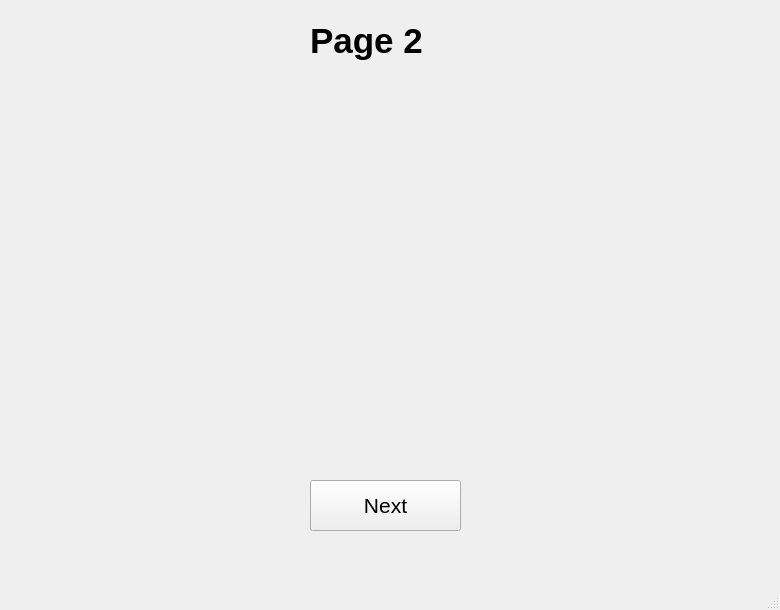
Old version of the form UI/Main.ui in the repository GreyHatStyle/Practical-File-Automator-GEHU.
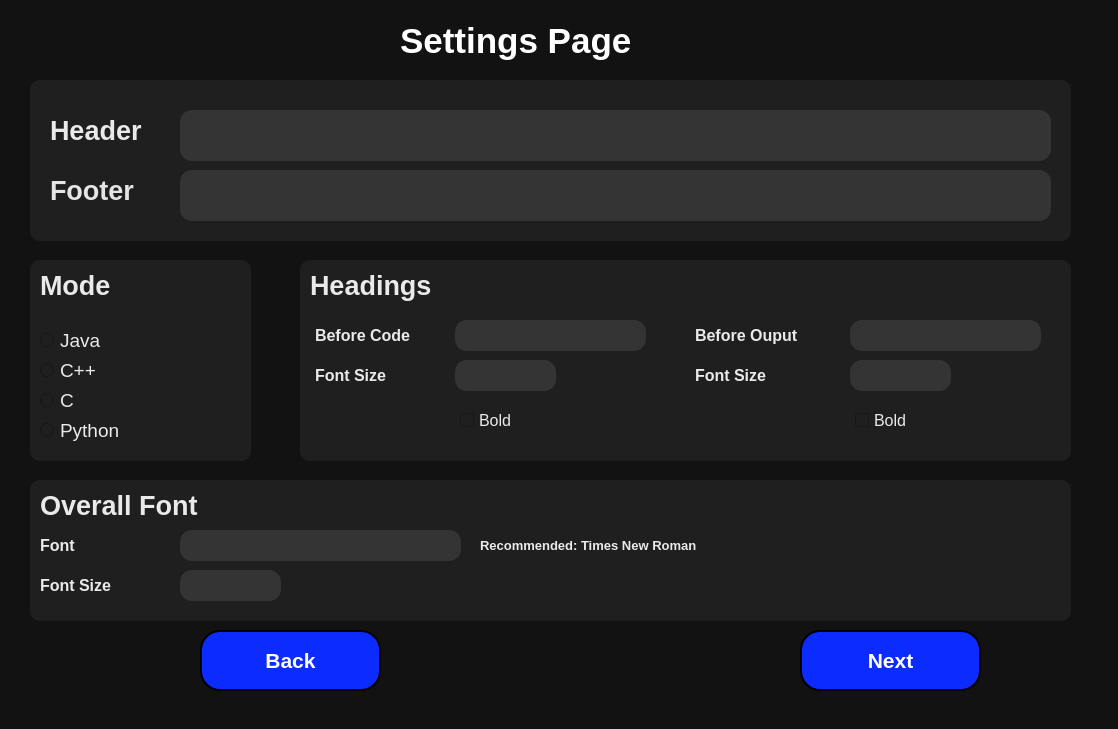
New version of the form. The open tabs and pages were chosen to show the change.

Commit message: #3 Page 2: Designed

```diff
--- a/UI/Main.ui
+++ b/UI/Main.ui
@@ -6,23 +6,45 @@
    <rect>
     <x>0</x>
     <y>0</y>
-    <width>780</width>
-    <height>610</height>
+    <width>1118</width>
+    <height>729</height>
    </rect>
   </property>
+  <property name="minimumSize">
+   <size>
+    <width>1118</width>
+    <height>729</height>
+   </size>
+  </property>
+  <property name="maximumSize">
+   <size>
+    <width>1118</width>
+    <height>729</height>
+   </size>
+  </property>
   <property name="windowTitle">
    <string>MainWindow</string>
   </property>
+  <property name="styleSheet">
+   <string notr="true">background-color: rgb(18, 18, 18);</string>
+  </property>
   <widget class="QWidget" name="centralwidget">
    <widget class="QStackedWidget" name="stackedWidget">
     <property name="geometry">
      <rect>
       <x>0</x>
       <y>0</y>
-      <width>781</width>
-      <height>581</height>
+      <width>1111</width>
+      <height>751</height>
      </rect>
     </property>
+    <property name="whatsThis">
+     <string notr="true"/>
+    </property>
+    <property name="styleSheet">
+     <string notr="true">background-color: rgb(18, 18, 18);
+</string>
+    </property>
     <property name="currentIndex">
      <number>0</number>
     </property>
@@ -73,9 +95,9 @@
      <widget class="QLabel" name="label_2">
       <property name="geometry">
        <rect>
-        <x>310</x>
+        <x>400</x>
         <y>10</y>
-        <width>151</width>
+        <width>321</width>
         <height>61</height>
        </rect>
       </property>
@@ -86,53 +108,819 @@
         <bold>true</bold>
        </font>
       </property>
+      <property name="styleSheet">
+       <string notr="true">color: rgb(255, 255, 255);</string>
+      </property>
       <property name="text">
-       <string>Page 2</string>
+       <string>Settings Page</string>
       </property>
      </widget>
      <widget class="QPushButton" name="pg2_next">
       <property name="geometry">
        <rect>
-        <x>310</x>
-        <y>480</y>
-        <width>151</width>
-        <height>51</height>
+        <x>800</x>
+        <y>630</y>
+        <width>181</width>
+        <height>61</height>
        </rect>
       </property>
       <property name="font">
        <font>
         <family>Tahoma</family>
         <pointsize>16</pointsize>
-        <weight>50</weight>
-        <bold>false</bold>
+        <weight>75</weight>
+        <bold>true</bold>
        </font>
       </property>
+      <property name="cursor">
+       <cursorShape>PointingHandCursor</cursorShape>
+      </property>
+      <property name="styleSheet">
+       <string notr="true"> QPushButton {
+	background-color: rgb(12, 44, 255);
+	border: 2px solid black;
+	border-radius: 20px;
+	color: rgb(255, 255, 255);
+}
+QPushButton:hover {
+ 	 
+	background-color: rgb(0, 2, 147);
+}
+
+QPushButton:pressed{
+	
+	background-color: rgb(75, 192, 255);
+}</string>
+      </property>
       <property name="text">
        <string>Next</string>
       </property>
      </widget>
-    </widget>
-    <widget class="QWidget" name="page_3">
-     <widget class="QLabel" name="label">
+     <widget class="QPushButton" name="pg2_back">
+      <property name="geometry">
+       <rect>
+        <x>200</x>
+        <y>630</y>
+        <width>181</width>
+        <height>61</height>
+       </rect>
+      </property>
+      <property name="font">
+       <font>
+        <family>Tahoma</family>
+        <pointsize>16</pointsize>
+        <weight>75</weight>
+        <bold>true</bold>
+       </font>
+      </property>
+      <property name="cursor">
+       <cursorShape>PointingHandCursor</cursorShape>
+      </property>
+      <property name="styleSheet">
+       <string notr="true"> QPushButton {
+	background-color: rgb(12, 44, 255);
+	border: 2px solid black;
+	border-radius: 20px;
+	color: rgb(255, 255, 255);
+}
+QPushButton:hover {
+ 	 
+	background-color: rgb(0, 2, 147);
+}
+
+QPushButton:pressed{
+	
+	background-color: rgb(75, 192, 255);
+}</string>
+      </property>
+      <property name="text">
+       <string>Back</string>
+      </property>
+     </widget>
+     <widget class="QFrame" name="pg2_ModeFrame">
+      <property name="geometry">
+       <rect>
+        <x>30</x>
+        <y>260</y>
+        <width>221</width>
+        <height>201</height>
+       </rect>
+      </property>
+      <property name="styleSheet">
+       <string notr="true">
+
+QFrame{
+	background-color: rgb(31, 31, 31);
+	border-radius: 10px;
+}</string>
+      </property>
+      <property name="frameShape">
+       <enum>QFrame::StyledPanel</enum>
+      </property>
+      <property name="frameShadow">
+       <enum>QFrame::Raised</enum>
+      </property>
+      <widget class="QLabel" name="label_9">
+       <property name="geometry">
+        <rect>
+         <x>10</x>
+         <y>0</y>
+         <width>91</width>
+         <height>51</height>
+        </rect>
+       </property>
+       <property name="font">
+        <font>
+         <pointsize>20</pointsize>
+         <weight>75</weight>
+         <bold>true</bold>
+        </font>
+       </property>
+       <property name="styleSheet">
+        <string notr="true">color: rgb(234, 234, 234);</string>
+       </property>
+       <property name="text">
+        <string>Mode</string>
+       </property>
+      </widget>
+      <widget class="QRadioButton" name="pg2_javaRb">
+       <property name="geometry">
+        <rect>
+         <x>10</x>
+         <y>70</y>
+         <width>121</width>
+         <height>21</height>
+        </rect>
+       </property>
+       <property name="font">
+        <font>
+         <pointsize>14</pointsize>
+         <weight>50</weight>
+         <bold>false</bold>
+        </font>
+       </property>
+       <property name="styleSheet">
+        <string notr="true">QRadioButton{
+	color: rgb(234, 234, 234);
+	
+	background-color: rgb(31, 31, 31);
+}</string>
+       </property>
+       <property name="text">
+        <string>Java</string>
+       </property>
+      </widget>
+      <widget class="QRadioButton" name="pg2_cppRb">
+       <property name="geometry">
+        <rect>
+         <x>10</x>
+         <y>100</y>
+         <width>121</width>
+         <height>21</height>
+        </rect>
+       </property>
+       <property name="font">
+        <font>
+         <pointsize>14</pointsize>
+         <weight>50</weight>
+         <bold>false</bold>
+        </font>
+       </property>
+       <property name="styleSheet">
+        <string notr="true">QRadioButton{
+	color: rgb(234, 234, 234);
+	
+	background-color: rgb(31, 31, 31);
+}</string>
+       </property>
+       <property name="text">
+        <string>C++</string>
+       </property>
+      </widget>
+      <widget class="QRadioButton" name="pg2_cRb">
+       <property name="geometry">
+        <rect>
+         <x>10</x>
+         <y>130</y>
+         <width>121</width>
+         <height>21</height>
+        </rect>
+       </property>
+       <property name="font">
+        <font>
+         <pointsize>14</pointsize>
+         <weight>50</weight>
+         <bold>false</bold>
+        </font>
+       </property>
+       <property name="styleSheet">
+        <string notr="true">QRadioButton{
+	color: rgb(234, 234, 234);
+	
+	background-color: rgb(31, 31, 31);
+}</string>
+       </property>
+       <property name="text">
+        <string>C</string>
+       </property>
+      </widget>
+      <widget class="QRadioButton" name="pg2_cRb_2">
+       <property name="geometry">
+        <rect>
+         <x>10</x>
+         <y>160</y>
+         <width>121</width>
+         <height>21</height>
+        </rect>
+       </property>
+       <property name="font">
+        <font>
+         <pointsize>14</pointsize>
+         <weight>50</weight>
+         <bold>false</bold>
+        </font>
+       </property>
+       <property name="styleSheet">
+        <string notr="true">QRadioButton{
+	color: rgb(234, 234, 234);
+	
+	background-color: rgb(31, 31, 31);
+}</string>
+       </property>
+       <property name="text">
+        <string>Python</string>
+       </property>
+      </widget>
+     </widget>
+     <widget class="QFrame" name="pg2_HeadingsFrame">
       <property name="geometry">
        <rect>
         <x>300</x>
-        <y>10</y>
-        <width>151</width>
-        <height>61</height>
+        <y>260</y>
+        <width>771</width>
+        <height>201</height>
        </rect>
       </property>
-      <property name="font">
-       <font>
-        <pointsize>26</pointsize>
-        <weight>75</weight>
-        <bold>true</bold>
-       </font>
+      <property name="styleSheet">
+       <string notr="true">
+
+QFrame{
+	background-color: rgb(31, 31, 31);
+	border-radius: 10px;
+}</string>
       </property>
-      <property name="text">
-       <string>Page 3</string>
+      <property name="frameShape">
+       <enum>QFrame::StyledPanel</enum>
       </property>
+      <property name="frameShadow">
+       <enum>QFrame::Raised</enum>
+      </property>
+      <widget class="QLabel" name="label_12">
+       <property name="geometry">
+        <rect>
+         <x>10</x>
+         <y>0</y>
+         <width>161</width>
+         <height>51</height>
+        </rect>
+       </property>
+       <property name="font">
+        <font>
+         <pointsize>20</pointsize>
+         <weight>75</weight>
+         <bold>true</bold>
+        </font>
+       </property>
+       <property name="styleSheet">
+        <string notr="true">color: rgb(234, 234, 234);</string>
+       </property>
+       <property name="text">
+        <string>Headings</string>
+       </property>
+      </widget>
+      <widget class="QLabel" name="label_13">
+       <property name="geometry">
+        <rect>
+         <x>15</x>
+         <y>50</y>
+         <width>141</width>
+         <height>51</height>
+        </rect>
+       </property>
+       <property name="font">
+        <font>
+         <pointsize>12</pointsize>
+         <weight>75</weight>
+         <bold>true</bold>
+        </font>
+       </property>
+       <property name="styleSheet">
+        <string notr="true">color: rgb(234, 234, 234);</string>
+       </property>
+       <property name="text">
+        <string>Before Code</string>
+       </property>
+      </widget>
+      <widget class="QLineEdit" name="pg2_befcodeBox">
+       <property name="geometry">
+        <rect>
+         <x>155</x>
+         <y>60</y>
+         <width>191</width>
+         <height>31</height>
+        </rect>
+       </property>
+       <property name="font">
+        <font>
+         <pointsize>12</pointsize>
+        </font>
+       </property>
+       <property name="styleSheet">
+        <string notr="true">QLineEdit{
+
+	color: rgb(234, 234, 234);
+	background-color: rgb(52, 52, 52);
+	border: 2pxs solid rgb(11, 11, 11);
+	border-radius: 12px;
+}</string>
+       </property>
+      </widget>
+      <widget class="QLabel" name="label_14">
+       <property name="geometry">
+        <rect>
+         <x>395</x>
+         <y>50</y>
+         <width>151</width>
+         <height>51</height>
+        </rect>
+       </property>
+       <property name="font">
+        <font>
+         <pointsize>12</pointsize>
+         <weight>75</weight>
+         <bold>true</bold>
+        </font>
+       </property>
+       <property name="styleSheet">
+        <string notr="true">color: rgb(234, 234, 234);</string>
+       </property>
+       <property name="text">
+        <string>Before Ouput</string>
+       </property>
+      </widget>
+      <widget class="QLineEdit" name="pg2_befoutBox">
+       <property name="geometry">
+        <rect>
+         <x>550</x>
+         <y>60</y>
+         <width>191</width>
+         <height>31</height>
+        </rect>
+       </property>
+       <property name="font">
+        <font>
+         <pointsize>12</pointsize>
+        </font>
+       </property>
+       <property name="styleSheet">
+        <string notr="true">QLineEdit{
+
+	color: rgb(234, 234, 234);
+	background-color: rgb(52, 52, 52);
+	border: 2pxs solid rgb(11, 11, 11);
+	border-radius: 12px;
+}</string>
+       </property>
+      </widget>
+      <widget class="QLabel" name="label_15">
+       <property name="geometry">
+        <rect>
+         <x>15</x>
+         <y>105</y>
+         <width>111</width>
+         <height>21</height>
+        </rect>
+       </property>
+       <property name="font">
+        <font>
+         <pointsize>12</pointsize>
+         <weight>75</weight>
+         <bold>true</bold>
+        </font>
+       </property>
+       <property name="styleSheet">
+        <string notr="true">color: rgb(234, 234, 234);</string>
+       </property>
+       <property name="text">
+        <string>Font Size</string>
+       </property>
+      </widget>
+      <widget class="QLineEdit" name="pg2_befCodeFont">
+       <property name="geometry">
+        <rect>
+         <x>155</x>
+         <y>100</y>
+         <width>101</width>
+         <height>31</height>
+        </rect>
+       </property>
+       <property name="font">
+        <font>
+         <pointsize>12</pointsize>
+        </font>
+       </property>
+       <property name="styleSheet">
+        <string notr="true">QLineEdit{
+
+	color: rgb(234, 234, 234);
+	background-color: rgb(52, 52, 52);
+	border: 2pxs solid rgb(11, 11, 11);
+	border-radius: 12px;
+}</string>
+       </property>
+      </widget>
+      <widget class="QCheckBox" name="pg2_BfBold">
+       <property name="geometry">
+        <rect>
+         <x>160</x>
+         <y>150</y>
+         <width>81</width>
+         <height>20</height>
+        </rect>
+       </property>
+       <property name="font">
+        <font>
+         <pointsize>12</pointsize>
+        </font>
+       </property>
+       <property name="styleSheet">
+        <string notr="true">QCheckBox{
+	color: rgb(234, 234, 234);
+	
+	background-color: rgb(31, 31, 31);
+}</string>
+       </property>
+       <property name="text">
+        <string>Bold</string>
+       </property>
+      </widget>
+      <widget class="QCheckBox" name="pg2_BoBold">
+       <property name="geometry">
+        <rect>
+         <x>555</x>
+         <y>150</y>
+         <width>81</width>
+         <height>20</height>
+        </rect>
+       </property>
+       <property name="font">
+        <font>
+         <pointsize>12</pointsize>
+        </font>
+       </property>
+       <property name="styleSheet">
+        <string notr="true">QCheckBox{
+	color: rgb(234, 234, 234);
+	
+	background-color: rgb(31, 31, 31);
+}</string>
+       </property>
+       <property name="text">
+        <string>Bold</string>
+       </property>
+      </widget>
+      <widget class="QLabel" name="label_16">
+       <property name="geometry">
+        <rect>
+         <x>395</x>
+         <y>105</y>
+         <width>111</width>
+         <height>21</height>
+        </rect>
+       </property>
+       <property name="font">
+        <font>
+         <pointsize>12</pointsize>
+         <weight>75</weight>
+         <bold>true</bold>
+        </font>
+       </property>
+       <property name="styleSheet">
+        <string notr="true">color: rgb(234, 234, 234);</string>
+       </property>
+       <property name="text">
+        <string>Font Size</string>
+       </property>
+      </widget>
+      <widget class="QLineEdit" name="pg2_befoutFont">
+       <property name="geometry">
+        <rect>
+         <x>550</x>
+         <y>100</y>
+         <width>101</width>
+         <height>31</height>
+        </rect>
+       </property>
+       <property name="font">
+        <font>
+         <pointsize>12</pointsize>
+        </font>
+       </property>
+       <property name="styleSheet">
+        <string notr="true">QLineEdit{
+
+	color: rgb(234, 234, 234);
+	background-color: rgb(52, 52, 52);
+	border: 2pxs solid rgb(11, 11, 11);
+	border-radius: 12px;
+}</string>
+       </property>
+      </widget>
      </widget>
+     <widget class="QFrame" name="pg2_OverallFrame">
+      <property name="geometry">
+       <rect>
+        <x>30</x>
+        <y>480</y>
+        <width>1041</width>
+        <height>141</height>
+       </rect>
+      </property>
+      <property name="styleSheet">
+       <string notr="true">
+
+QFrame{
+	background-color: rgb(31, 31, 31);
+	border-radius: 10px;
+}</string>
+      </property>
+      <property name="frameShape">
+       <enum>QFrame::StyledPanel</enum>
+      </property>
+      <property name="frameShadow">
+       <enum>QFrame::Raised</enum>
+      </property>
+      <widget class="QLabel" name="label_22">
+       <property name="geometry">
+        <rect>
+         <x>10</x>
+         <y>0</y>
+         <width>211</width>
+         <height>51</height>
+        </rect>
+       </property>
+       <property name="font">
+        <font>
+         <pointsize>20</pointsize>
+         <weight>75</weight>
+         <bold>true</bold>
+        </font>
+       </property>
+       <property name="styleSheet">
+        <string notr="true">color: rgb(234, 234, 234);</string>
+       </property>
+       <property name="text">
+        <string>Overall Font</string>
+       </property>
+      </widget>
+      <widget class="QLabel" name="label_23">
+       <property name="geometry">
+        <rect>
+         <x>10</x>
+         <y>40</y>
+         <width>141</width>
+         <height>51</height>
+        </rect>
+       </property>
+       <property name="font">
+        <font>
+         <pointsize>12</pointsize>
+         <weight>75</weight>
+         <bold>true</bold>
+        </font>
+       </property>
+       <property name="styleSheet">
+        <string notr="true">color: rgb(234, 234, 234);</string>
+       </property>
+       <property name="text">
+        <string>Font</string>
+       </property>
+      </widget>
+      <widget class="QLineEdit" name="pg2_befcodeBox_3">
+       <property name="geometry">
+        <rect>
+         <x>150</x>
+         <y>50</y>
+         <width>281</width>
+         <height>31</height>
+        </rect>
+       </property>
+       <property name="font">
+        <font>
+         <pointsize>12</pointsize>
+        </font>
+       </property>
+       <property name="styleSheet">
+        <string notr="true">QLineEdit{
+
+	color: rgb(234, 234, 234);
+	background-color: rgb(52, 52, 52);
+	border: 2pxs solid rgb(11, 11, 11);
+	border-radius: 12px;
+}</string>
+       </property>
+      </widget>
+      <widget class="QLabel" name="label_25">
+       <property name="geometry">
+        <rect>
+         <x>10</x>
+         <y>95</y>
+         <width>111</width>
+         <height>21</height>
+        </rect>
+       </property>
+       <property name="font">
+        <font>
+         <pointsize>12</pointsize>
+         <weight>75</weight>
+         <bold>true</bold>
+        </font>
+       </property>
+       <property name="styleSheet">
+        <string notr="true">color: rgb(234, 234, 234);</string>
+       </property>
+       <property name="text">
+        <string>Font Size</string>
+       </property>
+      </widget>
+      <widget class="QLineEdit" name="pg2_befCodeFont_3">
+       <property name="geometry">
+        <rect>
+         <x>150</x>
+         <y>90</y>
+         <width>101</width>
+         <height>31</height>
+        </rect>
+       </property>
+       <property name="font">
+        <font>
+         <pointsize>12</pointsize>
+        </font>
+       </property>
+       <property name="styleSheet">
+        <string notr="true">QLineEdit{
+
+	color: rgb(234, 234, 234);
+	background-color: rgb(52, 52, 52);
+	border: 2pxs solid rgb(11, 11, 11);
+	border-radius: 12px;
+}</string>
+       </property>
+      </widget>
+      <widget class="QLabel" name="label_24">
+       <property name="geometry">
+        <rect>
+         <x>450</x>
+         <y>40</y>
+         <width>311</width>
+         <height>51</height>
+        </rect>
+       </property>
+       <property name="font">
+        <font>
+         <pointsize>10</pointsize>
+         <weight>75</weight>
+         <bold>true</bold>
+        </font>
+       </property>
+       <property name="styleSheet">
+        <string notr="true">color: rgb(234, 234, 234);</string>
+       </property>
+       <property name="text">
+        <string>Recommended: Times New Roman</string>
+       </property>
+      </widget>
+     </widget>
+     <widget class="QFrame" name="pg2_OverallFrame_2">
+      <property name="geometry">
+       <rect>
+        <x>30</x>
+        <y>80</y>
+        <width>1041</width>
+        <height>161</height>
+       </rect>
+      </property>
+      <property name="styleSheet">
+       <string notr="true">
+
+QFrame{
+	background-color: rgb(31, 31, 31);
+	border-radius: 10px;
+}</string>
+      </property>
+      <property name="frameShape">
+       <enum>QFrame::StyledPanel</enum>
+      </property>
+      <property name="frameShadow">
+       <enum>QFrame::Raised</enum>
+      </property>
+      <widget class="QLabel" name="label_8">
+       <property name="geometry">
+        <rect>
+         <x>20</x>
+         <y>80</y>
+         <width>151</width>
+         <height>61</height>
+        </rect>
+       </property>
+       <property name="font">
+        <font>
+         <pointsize>20</pointsize>
+         <weight>75</weight>
+         <bold>true</bold>
+        </font>
+       </property>
+       <property name="styleSheet">
+        <string notr="true">color: rgb(229, 229, 229);</string>
+       </property>
+       <property name="text">
+        <string>Footer</string>
+       </property>
+      </widget>
+      <widget class="QLabel" name="label_4">
+       <property name="geometry">
+        <rect>
+         <x>20</x>
+         <y>20</y>
+         <width>151</width>
+         <height>61</height>
+        </rect>
+       </property>
+       <property name="font">
+        <font>
+         <pointsize>20</pointsize>
+         <weight>75</weight>
+         <bold>true</bold>
+        </font>
+       </property>
+       <property name="styleSheet">
+        <string notr="true">color: rgb(234, 234, 234);</string>
+       </property>
+       <property name="text">
+        <string>Header</string>
+       </property>
+      </widget>
+      <widget class="QLineEdit" name="pg2_footer_box">
+       <property name="geometry">
+        <rect>
+         <x>150</x>
+         <y>90</y>
+         <width>871</width>
+         <height>51</height>
+        </rect>
+       </property>
+       <property name="font">
+        <font>
+         <pointsize>16</pointsize>
+        </font>
+       </property>
+       <property name="styleSheet">
+        <string notr="true">QLineEdit{
+
+	color: rgb(234, 234, 234);
+	background-color: rgb(52, 52, 52);
+	border: 2pxs solid rgb(11, 11, 11);
+	border-radius: 12px;
+}</string>
+       </property>
+      </widget>
+      <widget class="QLineEdit" name="pg2_header_box">
+       <property name="geometry">
+        <rect>
+         <x>150</x>
+         <y>30</y>
+         <width>871</width>
+         <height>51</height>
+        </rect>
+       </property>
+       <property name="font">
+        <font>
+         <pointsize>16</pointsize>
+        </font>
+       </property>
+       <property name="styleSheet">
+        <string notr="true">QLineEdit{
+
+	color: rgb(234, 234, 234);
+	background-color: rgb(52, 52, 52);
+	border: 2pxs solid rgb(11, 11, 11);
+	border-radius: 12px;
+}</string>
+       </property>
+      </widget>
+     </widget>
+    </widget>
+    <widget class="QWidget" name="page_3">
      <widget class="QPushButton" name="pg3_next">
       <property name="geometry">
        <rect>
```
Left out of the diff: 291 changed lines with no effect on the pictures. The commit also changes 4 other files.
